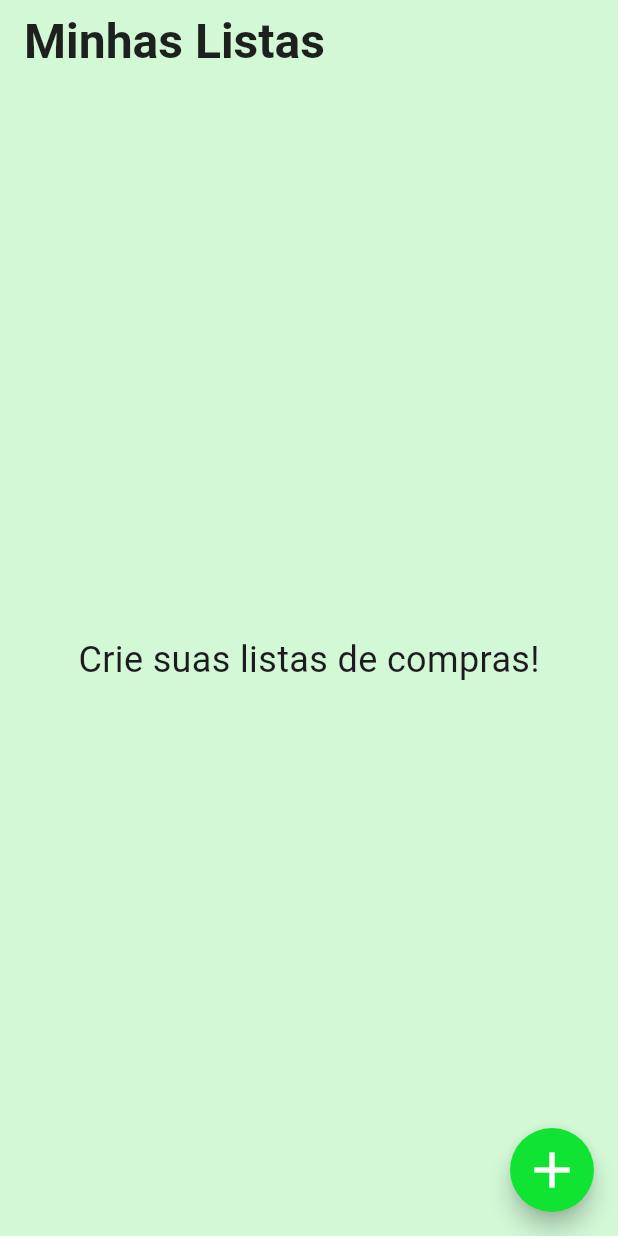
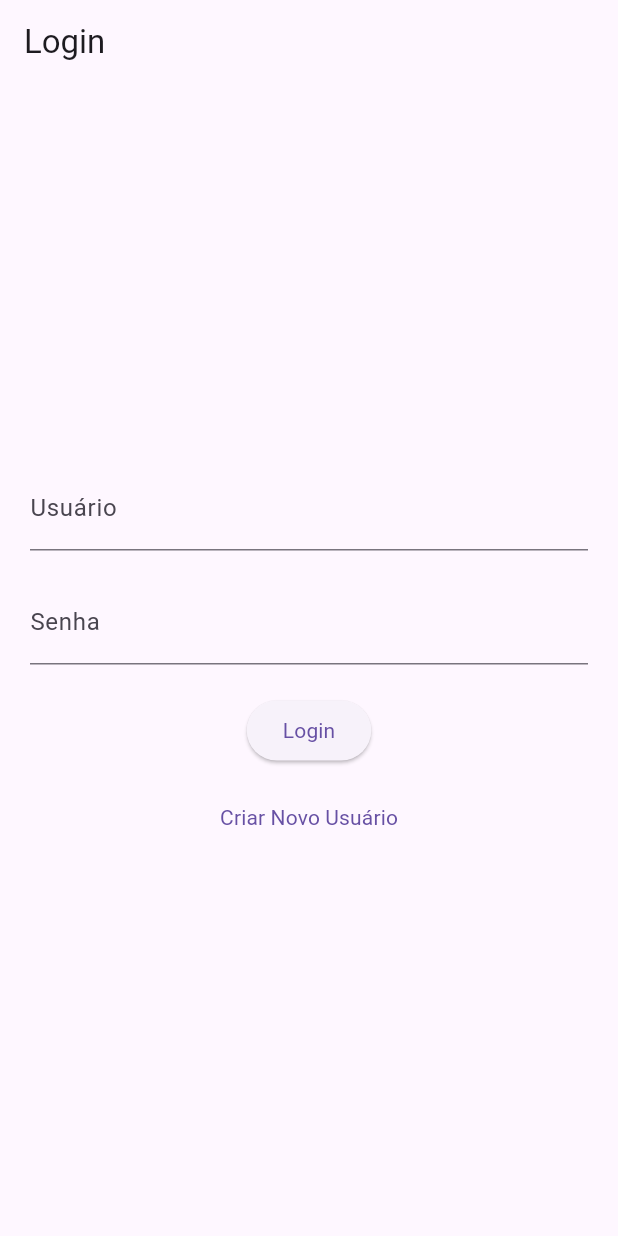
Before and after one commit to gabrielarappel/AppListaDeCompras, a Flutter app: the screen it shows after launch, on a phone screen of 412 x 824 dp. Run offline on Flutter 3.47's test engine with Material 3 defaults, Android fonts, the phone set to English and light mode, and no system bars; our stand-ins replace shared_preferences.

Commit message:
Adicionei uma página de login com usuário e senha
Agora é necessário criar um usuário com senha para acessar suas próprias listas.

```diff
--- /dev/null
+++ b/lib/app/features/pages/login_page.dart
@@ -0,0 +1,88 @@
+import 'package:app_lista_de_compras/app/features/widgets/create_user_popup.dart';
+import 'package:flutter/material.dart';
+import 'main_list.dart';
+import 'user_manager.dart';
+
+class LoginPage extends StatelessWidget {
+  final TextEditingController _usernameController = TextEditingController();
+  final TextEditingController _passwordController = TextEditingController();
+
+  @override
+  Widget build(BuildContext context) {
+    return Scaffold(
+      appBar: AppBar(
+        title: Text('Login'),
+      ),
+      body: Padding(
+        padding: EdgeInsets.all(20.0),
+        child: Column(
+          mainAxisAlignment: MainAxisAlignment.center,
+          children: <Widget>[
+            TextField(
+              controller: _usernameController,
+              decoration: InputDecoration(
+                labelText: 'Usuário',
+              ),
+            ),
+            SizedBox(height: 20.0),
+            TextField(
+              controller: _passwordController,
+              decoration: InputDecoration(
+                labelText: 'Senha',
+              ),
+              obscureText: true,
+            ),
+            SizedBox(height: 20.0),
+            ElevatedButton(
+              onPressed: () async {
+                String username = _usernameController.text;
+                String password = _passwordController.text;
+
+                bool loggedIn = await UserManager.loginUser(username, password);
+
+                if (loggedIn) {
+                  // Navegue para a próxima tela (MainListView)
+                  Navigator.pushReplacement(
+                    context,
+                    MaterialPageRoute(builder: (context) => MainListView(username: username)),
+                  );
+                } else {
+                  showDialog(
+                    context: context,
+                    builder: (BuildContext context) {
+                      return AlertDialog(
+                        title: Text('Erro de Login'),
+                        content: Text('Usuário ou senha incorretos.'),
+                        actions: <Widget>[
+                          TextButton(
+                            child: Text('OK'),
+                            onPressed: () {
+                              Navigator.of(context).pop();
+                            },
+                          ),
+                        ],
+                      );
+                    },
+                  );
+                }
+              },
+              child: Text('Login'),
+            ),
+            SizedBox(height: 10.0),
+            TextButton(
+              onPressed: () {
+                showDialog(
+                  context: context,
+                  builder: (BuildContext context) {
+                    return CreateUserPopup();
+                  },
+                );
+              },
+              child: Text('Criar Novo Usuário'),
+            ),
+          ],
+        ),
+      ),
+    );
+  }
+}
--- a/lib/app/features/pages/splash.dart
+++ b/lib/app/features/pages/splash.dart
@@ -1,4 +1,4 @@
-import 'package:app_lista_de_compras/app/features/pages/main_list.dart';
+import 'package:app_lista_de_compras/app/features/pages/login_page.dart';
 import 'package:flutter/material.dart';
 
 class SplashView extends StatefulWidget {
@@ -18,7 +18,7 @@ class _SplashViewState extends State<SplashView> {
   Widget build(BuildContext context) {
     Future.delayed(const Duration(seconds: 2), () {
       Navigator.pushReplacement(context,
-          MaterialPageRoute(builder: (context) => const MainListView()));
+          MaterialPageRoute(builder: (context) => LoginPage()));
     });
 
     return Scaffold(
@@ -43,7 +43,7 @@ class _SplashViewState extends State<SplashView> {
           ),
         ]),
         onTap: () => Navigator.pushReplacement(context,
-            MaterialPageRoute(builder: (context) => const MainListView())),
+            MaterialPageRoute(builder: (context) => LoginPage())),
       ),
     );
   }
```
Also changed, not shown: lib/app/features/pages/main_list.dart (+10 -8 lines), lib/app/features/pages/user_manager.dart (added, +96 -0 lines), lib/app/features/widgets/create_user_popup.dart (added, +69 -0 lines).
